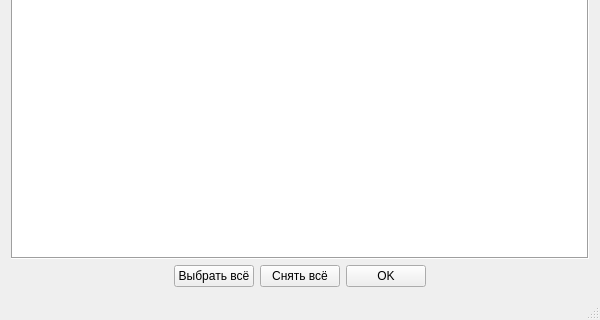
Qt form forms/mainwindow.ui (Quirtel/DiskAnalyzer) before a commit; both pictures show x 0 to 600 and y 280 to 600 of the 600 by 600 pixel window.
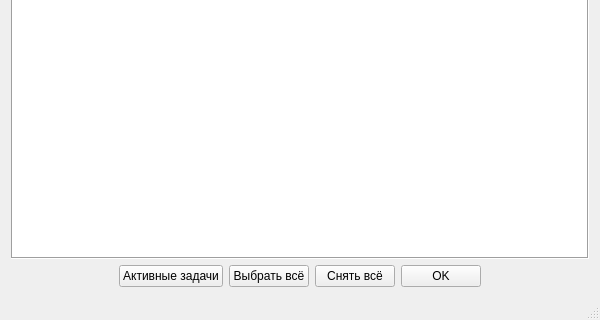
The same form after that commit.

Patch:
```diff
--- a/forms/mainwindow.ui
+++ b/forms/mainwindow.ui
@@ -147,6 +147,13 @@
         </property>
        </spacer>
       </item>
+      <item>
+       <widget class="QPushButton" name="pushButton_showTasks">
+        <property name="text">
+         <string>Активные задачи</string>
+        </property>
+       </widget>
+      </item>
       <item>
        <widget class="QPushButton" name="pushButton_selectAll">
         <property name="text">
```
